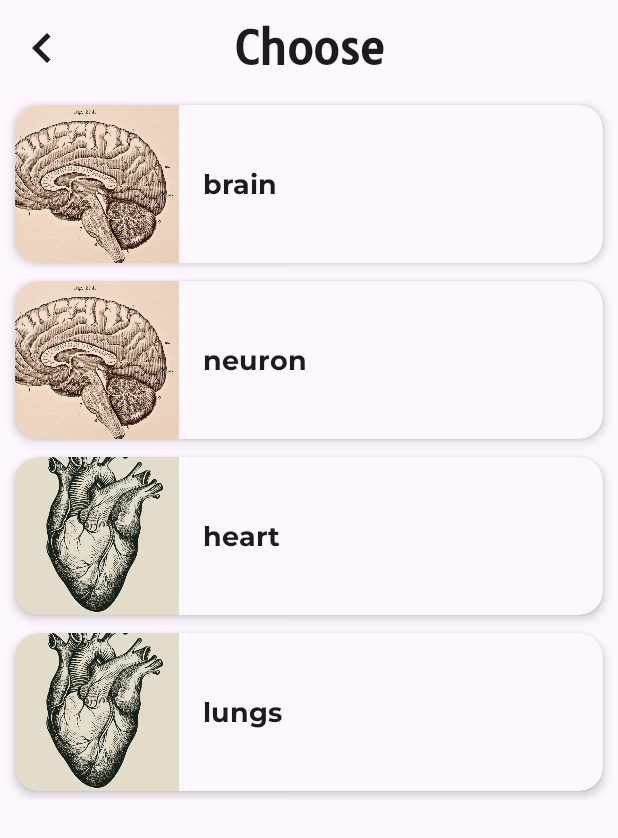
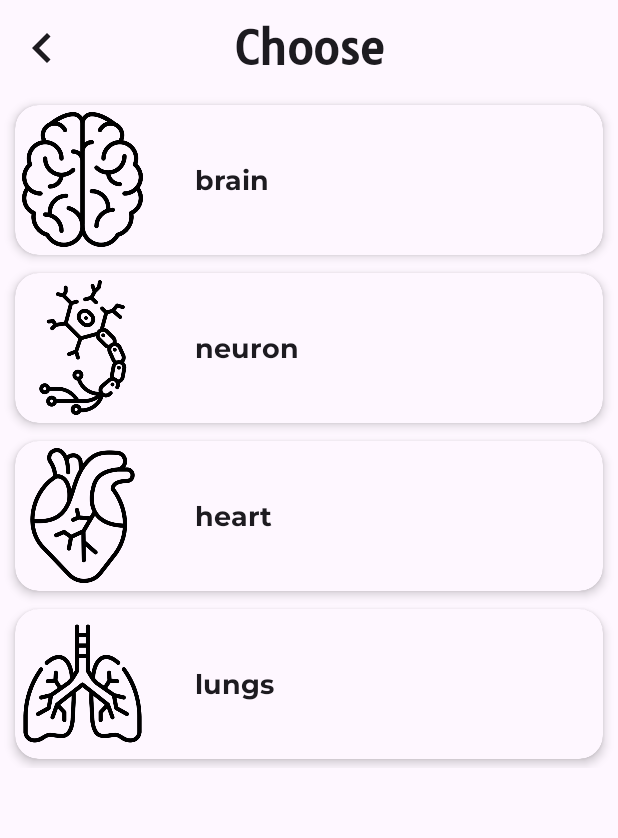
Before and after one commit to klokidis/ScrubsUp, an Android app built with Jetpack Compose: the @Preview function CardPreview, on a phone screen of 412 x 824 dp. Shown: the top 838 px of the screen. Run offline under Robolectric (Android 15) with nearby library versions, the phone set to English and light mode, and no system bars; Roboto replaces fonts that are not available here.

Commit message:
add new photos

```diff
--- a/app/src/main/java/com/example/scrubsup/data/Datasource.kt
+++ b/app/src/main/java/com/example/scrubsup/data/Datasource.kt
@@ -13,7 +13,7 @@ class Datasource(){
             ),
             Models(
                 R.string.neuron,
-                R.drawable.brain,//CHANGE
+                R.drawable.neuron,
                 "<html><body style='margin:0;padding:0;'><div class=\"sketchfab-embed-wrapper\"> <iframe title=\"neuron network core\" frameborder=\"0\" allowfullscreen mozallowfullscreen=\"true\" webkitallowfullscreen=\"true\" allow=\"autoplay; fullscreen; xr-spatial-tracking\" xr-spatial-tracking execution-while-out-of-viewport execution-while-not-rendered web-share width=\"370\" height=\"750\"  src=\"https://sketchfab.com/models/9b1af8411cf94819af3c60fef1ab6c36/embed?autostart=1&annotation_cycle=3\"> </iframe> </div></body></html>"
                     ),
             Models(
@@ -23,7 +23,7 @@ class Datasource(){
             ),
             Models(
                 R.string.lungs,
-                R.drawable.heart,//CHANGE
+                R.drawable.lungs,
                 "<html><body style='margin:0;padding:0;'><div class=\"sketchfab-embed-wrapper\"> <iframe title=\"Heart and lung animation\" frameborder=\"0\" allowfullscreen mozallowfullscreen=\"true\" webkitallowfullscreen=\"true\" allow=\"autoplay; fullscreen; xr-spatial-tracking\" xr-spatial-tracking execution-while-out-of-viewport execution-while-not-rendered web-share width=\"370\" height=\"750\"  src=\"https://sketchfab.com/models/4fa8da9ce4b74764a37638b033ddbf2a/embed?autostart=1&annotations_visible=1&annotation_cycle=3&ui_infos=0&ui_watermark_link=0&ui_watermark=0\"> </iframe> </div></body></html>"
             )
         )
--- a/app/src/main/java/com/example/scrubsup/ui/chooseList.kt
+++ b/app/src/main/java/com/example/scrubsup/ui/chooseList.kt
@@ -94,7 +94,7 @@ fun SingleCard(card: Models, modifier: Modifier = Modifier) {
                     contentDescription = null, //no need
                     modifier = Modifier
                         .size(width = dimensionResource(R.dimen.image_width), height = dimensionResource(R.dimen.image_height))
-                        .padding(end = dimensionResource(R.dimen.padding_small))
+                        .padding(end = dimensionResource(R.dimen.padding_large))
                         .aspectRatio(1f),
                     contentScale = ContentScale.Crop
                 )
--- a/app/src/main/res/values/dimens.xml
+++ b/app/src/main/res/values/dimens.xml
@@ -2,8 +2,9 @@
 <resources>
     <dimen name="padding_small">6dp</dimen>
     <dimen name="padding_medium">10dp</dimen>
+    <dimen name="padding_large">20dp</dimen>
     <dimen name="vertical_card_padding">6dp</dimen>
     <dimen name="elevation_image">10dp</dimen>
-    <dimen name="image_height">105dp</dimen>
-    <dimen name="image_width">115dp</dimen>
+    <dimen name="image_height">100dp</dimen>
+    <dimen name="image_width">110dp</dimen>
 </resources>
```
Also changed, not shown: app/src/main/res/drawable/brain.jpeg (deleted), app/src/main/res/drawable/brain.png (added), app/src/main/res/drawable/heart.jpeg (deleted), app/src/main/res/drawable/heart.png (added), app/src/main/res/drawable/lungs.png (added), app/src/main/res/drawable/neuron.png (added).
